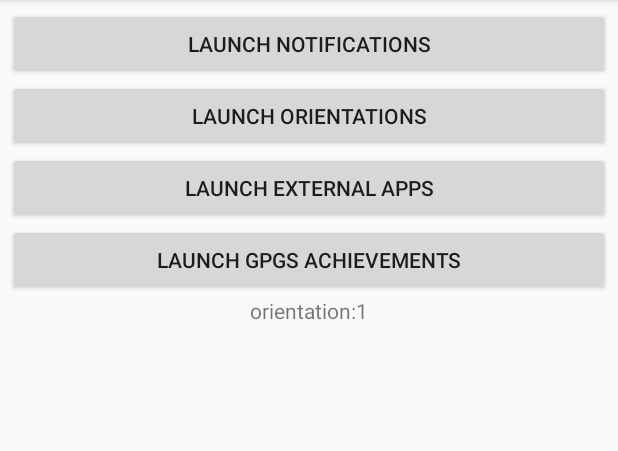
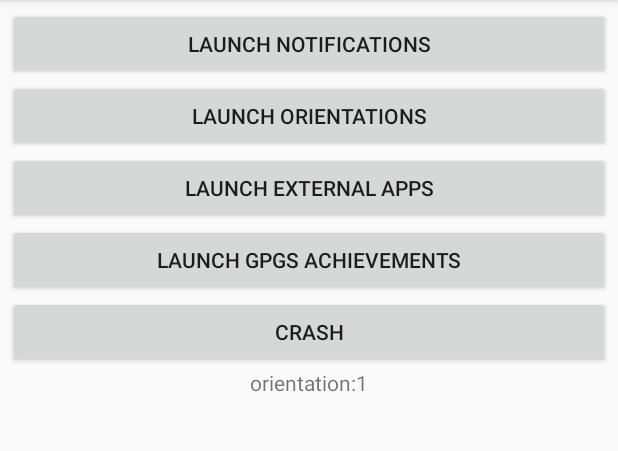
Before and after one commit to dhivadeekshi/MyAndroidSamples, an Android app: the screen it shows after launch (MainActivity), on a phone screen of 412 x 824 dp, the part 84-535 px from its top. Run offline under Robolectric (Android 15) with nearby library versions, the phone set to English and light mode, and no system bars; libraries missing offline, so code that uses them is left out: com.crashlytics.android.

Commit message:
Firebase Crashlytics
Integrated Crashlytics
Added button for test crash on MainActivity

```diff
--- a/app/src/main/res/layout/activity_main.xml
+++ b/app/src/main/res/layout/activity_main.xml
@@ -35,6 +35,12 @@
             android:layout_height="wrap_content"
             android:text="@string/launch_gpgsachievements"/>
 
+        <Button
+            android:id="@+id/buttonTestCrash"
+            android:layout_width="match_parent"
+            android:layout_height="wrap_content"
+            android:text="@string/text_crash"/>
+
 
         <TextView
             android:id="@+id/orientation_description"
--- a/app/src/main/res/values/strings.xml
+++ b/app/src/main/res/values/strings.xml
@@ -13,4 +13,5 @@
     <string name="launch_gpgsachievements">LAUNCH GPGS ACHIEVEMENTS</string>
     <string name="string_x">X</string>
     <string name="app_id"> </string>
+    <string name="text_crash">CRASH</string>
 </resources>
--- a/build.gradle
+++ b/build.gradle
@@ -5,10 +5,15 @@ buildscript {
     repositories {
         google()
         jcenter()
+
+        maven {
+            url 'https://maven.fabric.io/public'
+        }
     }
     dependencies {
         classpath 'com.android.tools.build:gradle:3.1.3'
         classpath 'com.google.gms:google-services:4.0.0'
+        classpath 'io.fabric.tools:gradle:1.25.4'
 
 
         // NOTE: Do not place your application dependencies here; they belong
```
Also changed, not shown: app/build.gradle (+4 -3 lines), app/src/main/java/com/dhivakar/mysamples/MainActivity.java (+12 -6 lines).
